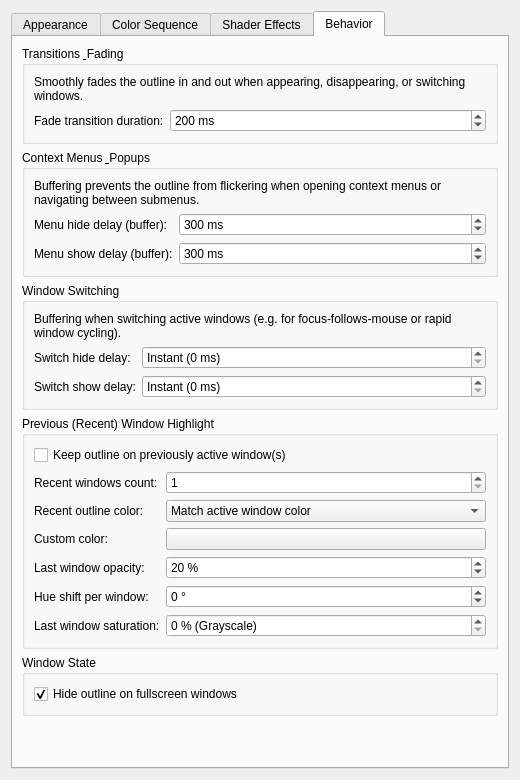
First picture: the form in activewindowoutline_config.ui, repository gmalinowski/LeapK, before the edit.
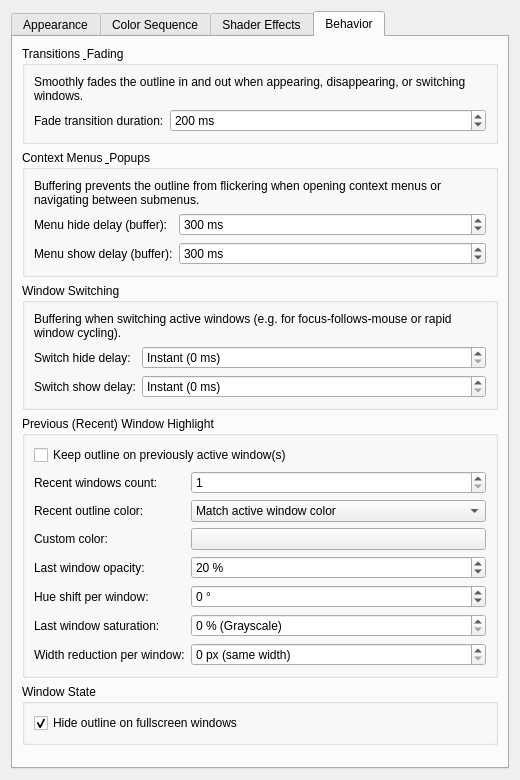
Second picture: the form after the edit. The open tabs and pages were chosen to show the change. Custom widgets are drawn as their Qt base class.

Commit message: feat(recent): add stepwise border width reduction per window down to 1px (v1.4.25)

What changed in the file:
```diff
--- a/activewindowoutline_config.ui
+++ b/activewindowoutline_config.ui
@@ -1577,6 +1577,41 @@
             </property>
            </widget>
           </item>
+          <item row="7" column="0">
+           <widget class="QLabel" name="label_recentWindowWidthReduction">
+            <property name="text">
+             <string>Width reduction per window:</string>
+            </property>
+            <property name="toolTip">
+             <string>Reduces the outline border width for each successive older window by this amount in pixels (default: 0 px / same width). Once an outline reaches 1 px, it stays at 1 px.</string>
+            </property>
+           </widget>
+          </item>
+          <item row="7" column="1">
+           <widget class="QSpinBox" name="kcfg_RecentWindowWidthReduction">
+            <property name="toolTip">
+             <string>Reduces the outline border width for each successive older window by this amount in pixels (default: 0 px / same width). Once an outline reaches 1 px, it stays at 1 px.</string>
+            </property>
+            <property name="minimum">
+             <number>0</number>
+            </property>
+            <property name="maximum">
+             <number>10</number>
+            </property>
+            <property name="singleStep">
+             <number>1</number>
+            </property>
+            <property name="value">
+             <number>0</number>
+            </property>
+            <property name="suffix">
+             <string> px</string>
+            </property>
+            <property name="specialValueText">
+             <string>0 px (same width)</string>
+            </property>
+           </widget>
+          </item>
          </layout>
         </widget>
        </item>
```
The commit also changes 10 other files.
